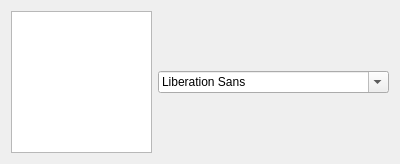
CodingManPP/0003_Qt_QLayout, file _001_QLayout/MyLayout/mylayout.ui: the form before one commit.
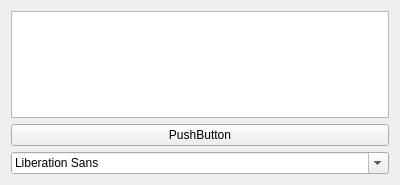
The form after the commit.

What changed in the file:
```diff
--- a/_001_QLayout/MyLayout/mylayout.ui
+++ b/_001_QLayout/MyLayout/mylayout.ui
@@ -7,16 +7,23 @@
     <x>0</x>
     <y>0</y>
     <width>400</width>
-    <height>164</height>
+    <height>185</height>
    </rect>
   </property>
   <property name="windowTitle">
    <string>MyLayout</string>
   </property>
-  <layout class="QHBoxLayout" name="horizontalLayout">
+  <layout class="QVBoxLayout" name="verticalLayout">
    <item>
     <widget class="QTextEdit" name="textEdit"/>
    </item>
+   <item>
+    <widget class="QPushButton" name="pushButton">
+     <property name="text">
+      <string>PushButton</string>
+     </property>
+    </widget>
+   </item>
    <item>
     <widget class="QFontComboBox" name="fontComboBox"/>
    </item>
```
